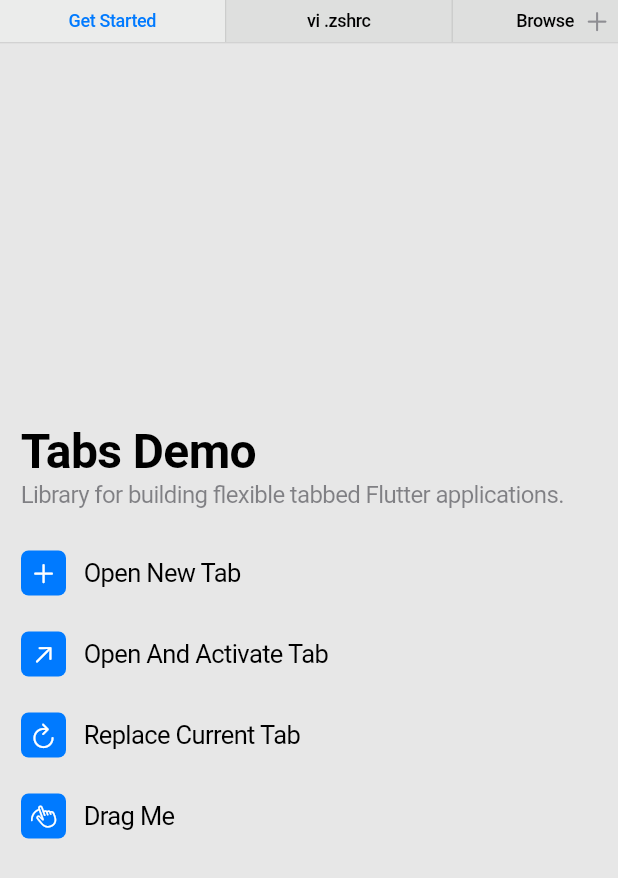
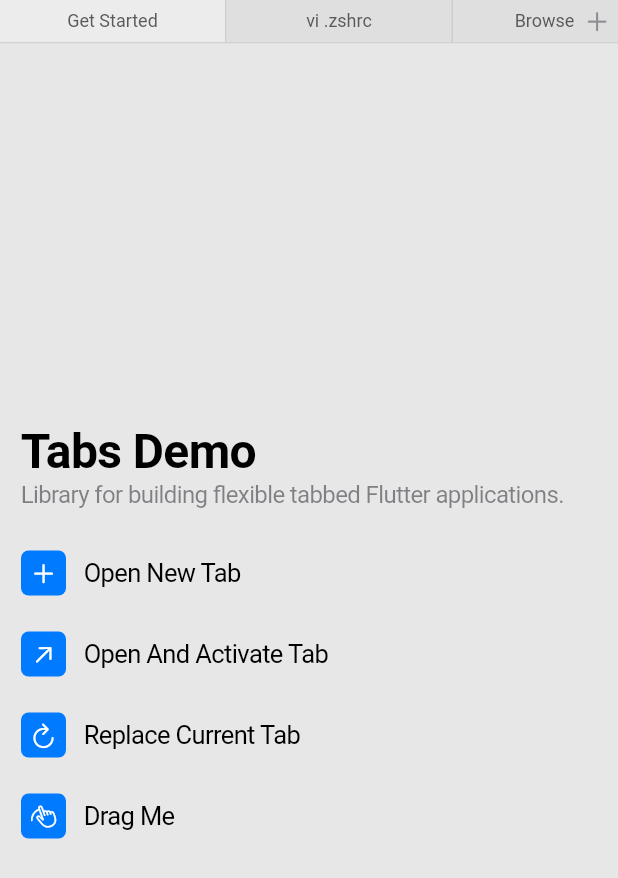
Before and after one commit to TerminalStudio/tabs, a Flutter app: the screen it shows after launch, on a phone screen of 412 x 824 dp. Shown: the top 878 px of the screen. Run offline on Flutter 3.47's test engine with Material 2 defaults, Android fonts, the phone set to English and light mode, and no system bars; missing offline and left inert: cupertino_lists, flutter_fancy_tree_view, multi_split_view.

Commit message:
Close button theme

```diff
--- a/lib/src/ui/tab_group.dart
+++ b/lib/src/ui/tab_group.dart
@@ -369,17 +369,13 @@ class _TabTileState extends State<_TabTile> {
   }
 
   Widget _buildCloseButton() {
-    final color = widget.tab.isActivated
-        ? CupertinoColors.systemBlue.resolveFrom(context)
-        : CupertinoColors.systemGrey2.resolveFrom(context);
-
     return AnimatedOpacity(
       opacity: _hover ? 1.0 : 0.0,
       duration: const Duration(milliseconds: 100),
       child: Padding(
         padding: const EdgeInsets.all(5),
         child: _TabTileButton(
-          color: color,
+          color: TabsViewTheme.of(context).closeButtonColor,
           icon: const Icon(CupertinoIcons.xmark),
           onPressed: () => widget.tab.detach(),
         ),
@@ -388,7 +384,7 @@ class _TabTileState extends State<_TabTile> {
   }
 
   Widget _buildContent() {
-    final theme = CupertinoTheme.of(context);
+    final theme = TabsViewTheme.of(context);
 
     Widget child = ValueListenableBuilder<Widget?>(
       valueListenable: widget.tab.title,
@@ -399,10 +395,8 @@ class _TabTileState extends State<_TabTile> {
 
     child = Center(
       child: DefaultTextStyle(
-        style: theme.textTheme.tabLabelTextStyle.copyWith(
-          color: widget.active
-              ? theme.primaryColor
-              : theme.textTheme.textStyle.color,
+        style: TextStyle(
+          color: theme.labelColor,
           fontSize: 12,
           overflow: TextOverflow.ellipsis,
         ),
--- a/lib/src/ui/theme_data.dart
+++ b/lib/src/ui/theme_data.dart
@@ -11,11 +11,14 @@ class TabsViewThemeData {
 
   final Color separatorColor;
 
+  final Color closeButtonColor;
+
   const TabsViewThemeData({
-    this.labelColor = CupertinoColors.label,
+    this.labelColor = const Color.fromARGB(255, 90, 90, 90),
     this.backgroundColor = const Color.fromARGB(255, 222, 223, 222),
     this.hoverBackgroundColor = const Color.fromARGB(255, 209, 210, 209),
     this.selectedBackgroundColor = const Color.fromARGB(255, 235, 236, 235),
     this.separatorColor = const Color.fromARGB(255, 204, 205, 204),
+    this.closeButtonColor = const Color.fromARGB(255, 110, 110, 110),
   });
 }
```
